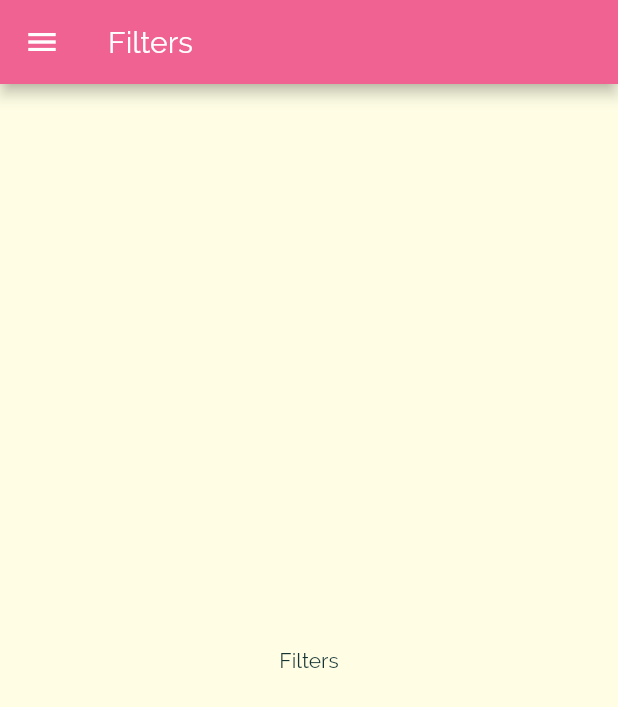
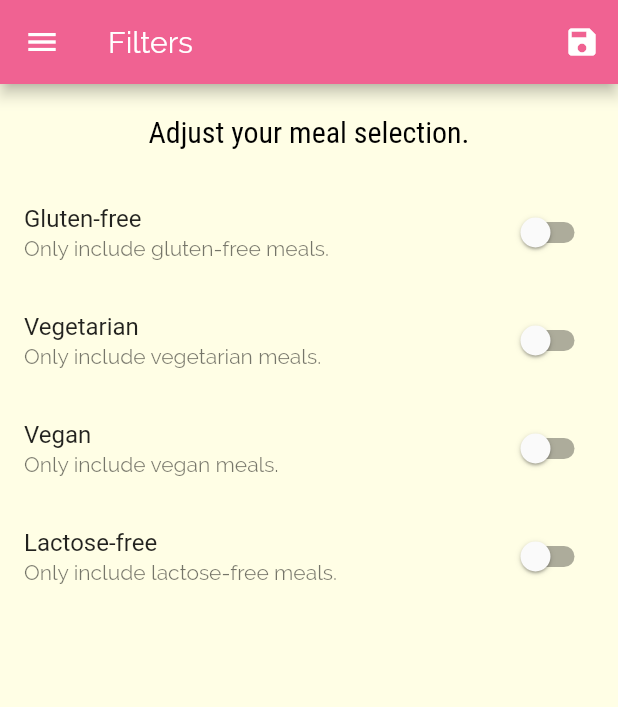
Before and after one commit to SpruceGabriela/meals-app, a Flutter app: the FilterScreen screen opened by its route, on a phone screen of 412 x 824 dp. Shown: the top 707 px of the screen. Run offline on Flutter 3.47's test engine with Material 2 defaults, Android fonts, the phone set to English and light mode, and no system bars.

Commit message:
creating categories filter

```diff
--- a/lib/main.dart
+++ b/lib/main.dart
@@ -1,14 +1,51 @@
 import 'package:flutter/material.dart';
+import 'package:meals_app/dummy_data.dart';
 import 'package:meals_app/screens/favorites_screen.dart';
 import 'screens/category_meals_screen.dart';
 import './screens/filters_screen.dart';
 import 'screens/categories_screen.dart';
 import 'screens/meal_detail_screen.dart';
 import './screens/tabs_screen.dart';
+import './models/meal.dart';
 
 void main() => runApp(MyApp());
 
-class MyApp extends StatelessWidget {
+class MyApp extends StatefulWidget {
+  @override
+  _MyAppState createState() => _MyAppState();
+}
+
+class _MyAppState extends State<MyApp> {
+  Map<String, bool> _filters = {
+    'gluten': false,
+    'lactose': false,
+    'vegan': false,
+    'vegetarian': false,
+  };
+
+  List<Meal> _avaliableMeals = DUMMY_MEALS;
+
+  void _setFilters(Map<String, bool> filterData){
+    setState(() {
+      _filters = filterData;
+      _avaliableMeals = DUMMY_MEALS.where((meal){
+        if(_filters['gluten'] && !meal.isGlutenFree){
+          return false;
+        }
+        if(_filters['lactose'] && !meal.isLactoseFree){
+          return false;
+        }
+        if(_filters['vegan'] && !meal.isVegan){
+          return false;
+        }
+        if(_filters['vegetarian'] && !meal.isVegetarian){
+          return false;
+        }
+        return true;
+      }).toList();
+    });
+  }
+
   @override
   Widget build(BuildContext context) {
     return MaterialApp(
@@ -36,9 +73,9 @@ class MyApp extends StatelessWidget {
       initialRoute: '/',
       routes: {
         '/': (ctx) => TabsScreen(),
-        CategoryMealsScreen.routeName: (ctx) => CategoryMealsScreen(),
+        CategoryMealsScreen.routeName: (ctx) => CategoryMealsScreen(_avaliableMeals),
         MealDetailScreen.routeName: (ctx) => MealDetailScreen(),
-        FilterScreen.routeName: (ctx) => FilterScreen(),
+        FilterScreen.routeName: (ctx) => FilterScreen(_filters, _setFilters),
       },
     );
   }
--- a/lib/screens/category_meals_screen.dart
+++ b/lib/screens/category_meals_screen.dart
@@ -1,11 +1,13 @@
 import 'package:flutter/material.dart';
 import '../widgets/meal_item.dart';
 import 'package:meals_app/widgets/meal_item.dart';
-import '../dummy_data.dart';
 import '../models/meal.dart';
 
 class CategoryMealsScreen extends StatefulWidget {
   static const routeName = '/category-meals';
+
+  final List<Meal> avaliableMeals;
+  CategoryMealsScreen(this.avaliableMeals);
 
   @override
   _CategoryMealsScreenState createState() => _CategoryMealsScreenState();
@@ -29,7 +31,7 @@ class _CategoryMealsScreenState extends State<CategoryMealsScreen> {
       ModalRoute.of(context).settings.arguments as Map<String, String>;
       categoryTitle = routeArgs['title'];
       final categoryId = routeArgs['id'];
-      displayedMeals = DUMMY_MEALS.where((meal){
+      displayedMeals = widget.avaliableMeals.where((meal){
         return meal.categories.contains(categoryId);
       }).toList();
       _loadedInitData = true;
--- a/lib/screens/filters_screen.dart
+++ b/lib/screens/filters_screen.dart
@@ -1,15 +1,105 @@
 import 'package:flutter/material.dart';
 import '../widgets/main_drawer.dart';
 
-class FilterScreen extends StatelessWidget {
+class FilterScreen extends StatefulWidget {
   static const routeName = '/filter-screen';
+  final Function saveFilters;
+  final Map<String, bool> currentFilters;
+
+  FilterScreen(this.currentFilters, this.saveFilters);
+
+  @override
+  _FilterScreenState createState() => _FilterScreenState();
+}
+
+class _FilterScreenState extends State<FilterScreen> {
+  bool _glutenFree = false;
+  bool _vegetarian = false;
+  bool _vegan = false;
+  bool _lactoseFree = false;
+
+  @override
+  initState(){
+    _glutenFree = widget.currentFilters['gluten'];
+    _vegetarian = widget.currentFilters['vegetarian'];
+    _vegan = widget.currentFilters['vegan'];
+    _lactoseFree = widget.currentFilters['lactose'];
+    super.initState();
+  }
+
+  Widget _buildSwitchList(String title, bool currentValue, String subtitle, Function updateValue){
+    return SwitchListTile(
+      title: Text(title),
+      value: currentValue,
+      subtitle: Text(subtitle),
+      onChanged: updateValue,
+    );
+  }
 
   @override
   Widget build(BuildContext context) {
     return Scaffold(
-      appBar: AppBar(title: Text('Filters'),),
+      appBar: AppBar(
+        title: Text('Filters'),
+        actions: <Widget>[
+          IconButton(
+              icon:Icon(Icons.save),
+              onPressed: (){
+                final selectedFilters = {
+                    'gluten': _glutenFree,
+                    'lactose': _lactoseFree,
+                    'vegan': _vegan,
+                    'vegetarian': _vegetarian,
+                };
+                widget.saveFilters(selectedFilters);
+              },
+          ),
+        ],
+      ),
       drawer: MainDrawer(),
-      body: Center(child: Text('Filters'),),
+      body: Column(children: <Widget>[
+        Container(
+          padding: EdgeInsets.all(20),
+          child: Text(
+            'Adjust your meal selection.',
+            style: Theme.of(context).textTheme.title,
+          ),
+        ),
+        Expanded(
+          child: ListView(
+            children: <Widget>[
+              _buildSwitchList('Gluten-free', _glutenFree, 'Only include gluten-free meals.',
+                (newValue){
+                  setState(() {
+                    _glutenFree = newValue;
+                  });
+                }
+              ),
+              _buildSwitchList('Vegetarian', _vegetarian, 'Only include vegetarian meals.',
+                (newValue){
+                  setState(() {
+                    _vegetarian = newValue;
+                  });
+                }
+              ),
+              _buildSwitchList('Vegan', _vegan, 'Only include vegan meals.',
+                (newValue){
+                  setState(() {
+                    _vegan = newValue;
+                  });
+                }
+              ),
+              _buildSwitchList('Lactose-free', _lactoseFree, 'Only include lactose-free meals.',
+                (newValue){
+                  setState(() {
+                    _lactoseFree = newValue;
+                  });
+                }
+              )
+            ],
+          ),
+        ),
+      ],),
     );
   }
 }
```
